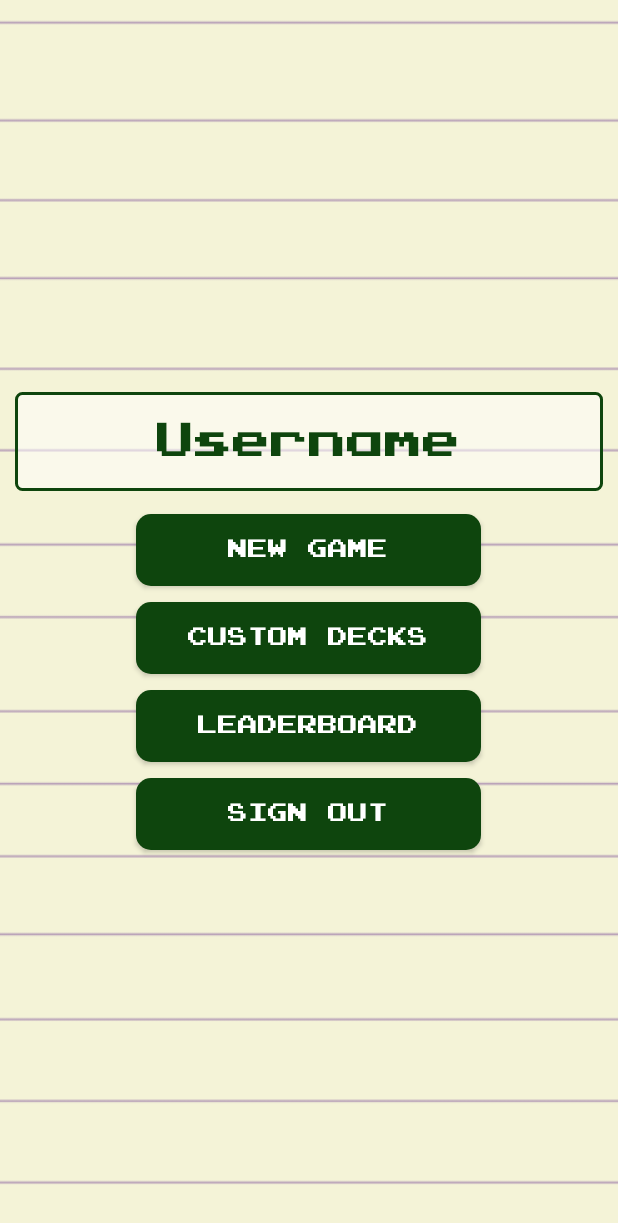
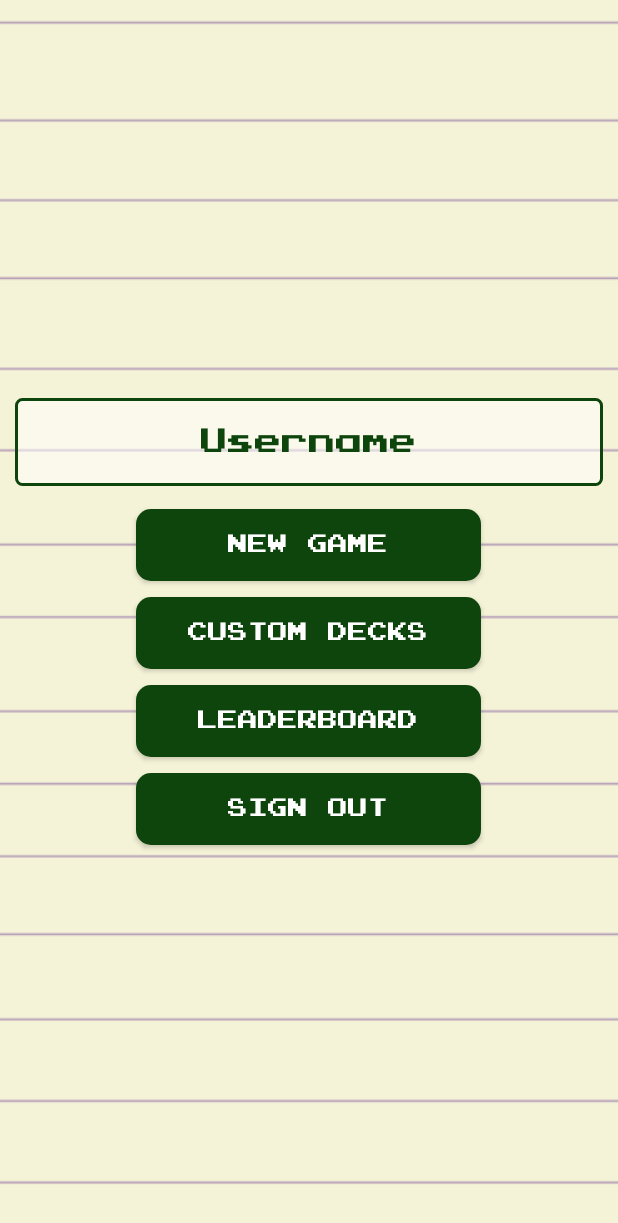
Before and after one commit to RaeanneVillanueva/MOBAPDEMP, an Android app: the StartActivity screen opened directly, with no data from a screen before it, on a phone screen of 412 x 824 dp. Shown: the top 1223 px of the screen. Run offline under Robolectric (Android 15) with nearby library versions, the phone set to English and light mode, and no system bars; our stand-ins replace Firebase (no records; nobody signed in at launch, a user with empty details on screens opened directly).

Commit message:
added id

```diff
--- a/app/src/main/res/layout/activity_start.xml
+++ b/app/src/main/res/layout/activity_start.xml
@@ -10,6 +10,7 @@
     tools:context="com.example.mobapdemp.StartActivity">
 
     <TextView
+        android:id="@+id/txt_username"
         android:layout_width="match_parent"
         android:layout_height="wrap_content"
         android:fontFamily="@font/prstartk"
@@ -19,7 +20,7 @@
         android:layout_margin="10dp"
         android:background="@drawable/custom_edit_text"
         android:textColor="#0E450D"
-        android:textSize="25dp"
+        android:textSize="18dp"
          />
 
     <Button
```
